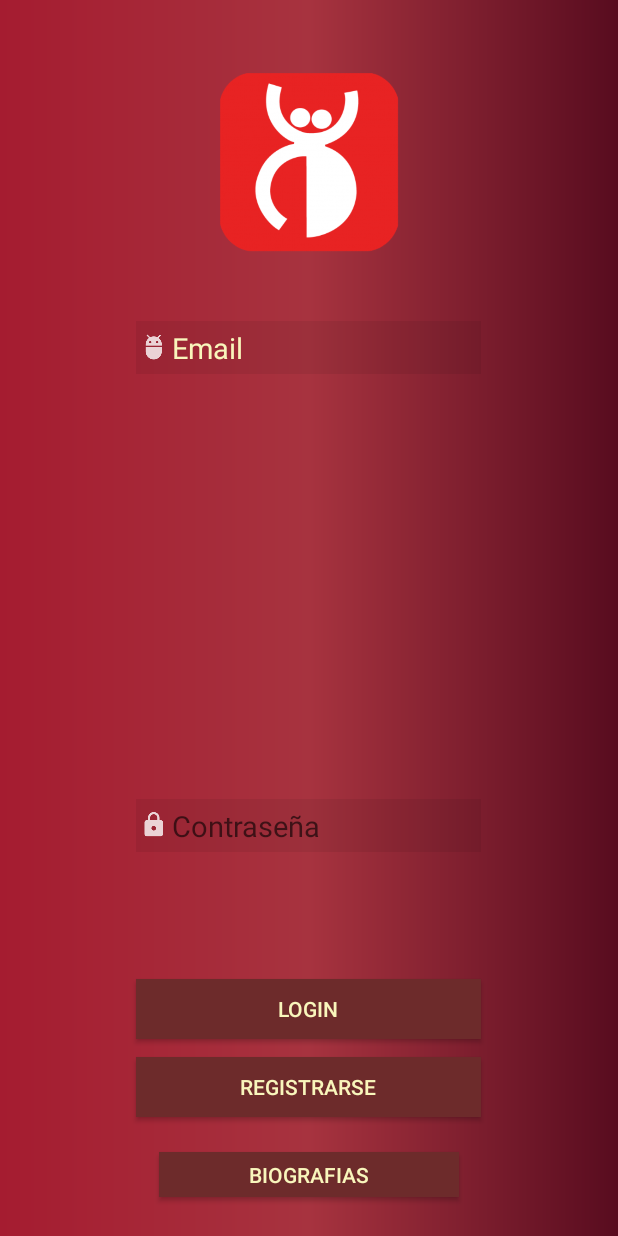
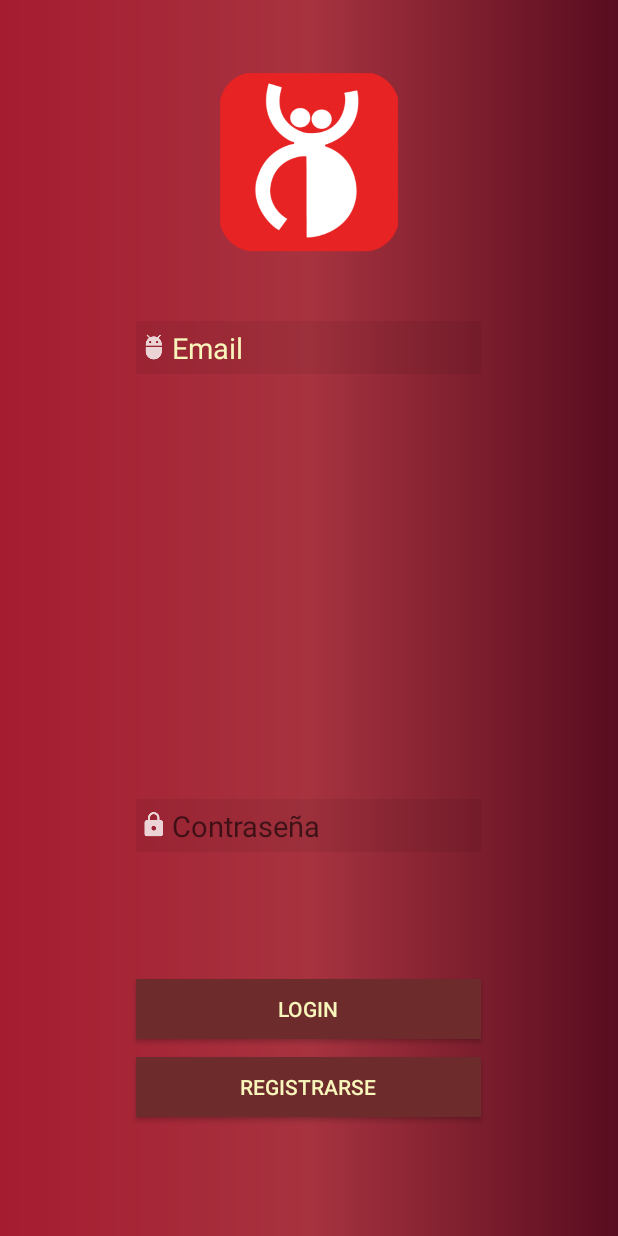
Before and after one commit to mdmcabrera/Folcloricas, an Android app: the screen it shows after launch (MainActivity), on a phone screen of 412 x 824 dp. Run offline under Robolectric (Android 15) with nearby library versions, the phone set to English and light mode, and no system bars.

Commit message:
Otros arreglos acabados

```diff
--- a/app/src/main/java/com/marca/folcloricas/MainActivity.java
+++ b/app/src/main/java/com/marca/folcloricas/MainActivity.java
@@ -24,7 +24,7 @@ public class MainActivity extends AppCompatActivity {
         final EditText etUser = (EditText) findViewById(R.id.etUser);
         final EditText etPass = (EditText) findViewById(R.id.etPass);
         final Button btRegistro = (Button) findViewById(R.id.btRegistro);
-        final Button btBiografias = (Button) findViewById(R.id.btBio);
+
 
         // BOTON LOGIN
         btLogin.setOnClickListener(new View.OnClickListener() {
@@ -60,14 +60,7 @@ public class MainActivity extends AppCompatActivity {
             }
         });
 
-        // BOTON BIOGRAFIAS
-        btBiografias.setOnClickListener(new View.OnClickListener() {
-            @Override
-            public void onClick(View v) {
-                Intent intento = new Intent(MainActivity.this, Biografias.class);
-                startActivity(intento);
-            }
-        });
+
 
     }
 }
--- a/app/src/main/res/layout/activity_main.xml
+++ b/app/src/main/res/layout/activity_main.xml
@@ -94,23 +94,6 @@
     tools:layout_editor_absoluteX="92dp"
     tools:layout_editor_absoluteY="411dp" />
 
-    <Button
-        android:id="@+id/btBio"
-        android:layout_width="200dp"
-        android:layout_height="30dp"
-        android:layout_alignParentBottom="true"
-        android:layout_centerHorizontal="true"
-        android:layout_marginBottom="26dp"
-        android:background="#6d2b2b"
-        android:bottomLeftRadius="30dp"
-        android:bottomRightRadius="30dp"
-        android:text="Biografias"
-        android:textColor="#f9f6bc"
-        android:topLeftRadius="30dp"
-        android:topRightRadius="30dp"
-        tools:ignore="MissingConstraints"
-        tools:layout_editor_absoluteX="92dp"
-        tools:layout_editor_absoluteY="411dp" />
 
 
 </RelativeLayout>
```
Lines whose indentation alone changed are shown as unchanged.
